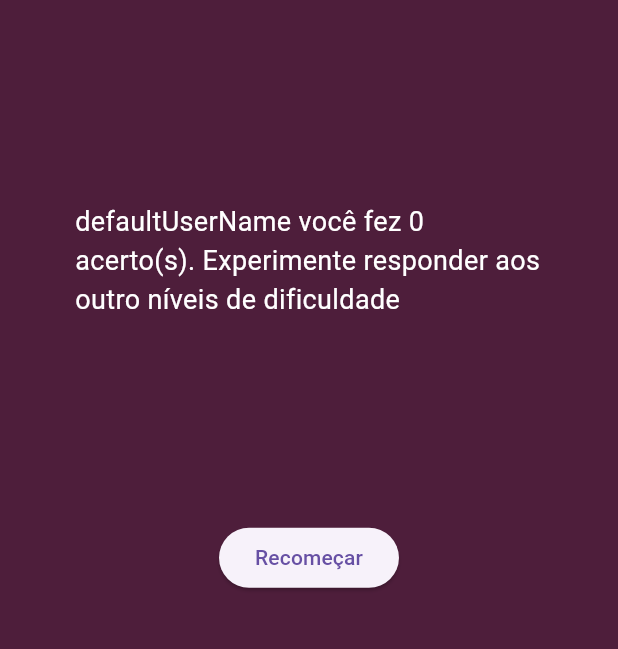
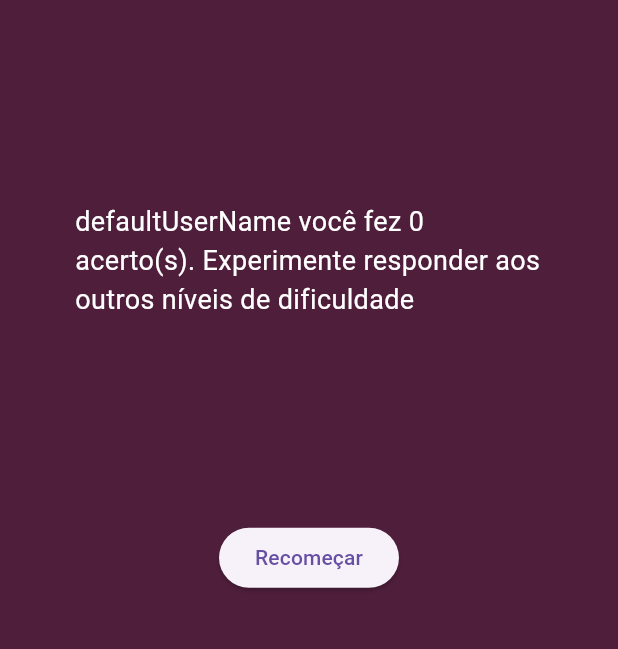
Before and after one commit to JoaoVictorFdeBarros/QuizFlutter, a Flutter app: the Screen3 screen opened by its route, on a phone screen of 412 x 824 dp, the part 541-1190 px from its top. Run offline on Flutter 3.47's test engine with Material 3 defaults, Android fonts, the phone set to English and light mode, and no system bars.

Commit message:
Update resultpage.dart

```diff
--- a/lib/screens/resultpage.dart
+++ b/lib/screens/resultpage.dart
@@ -17,7 +17,7 @@ class Screen3 extends StatelessWidget {
             Padding(
               padding: const EdgeInsets.fromLTRB(50, 0, 50, 0),
               child: Text(
-                "${username} você fez ${rightAnswers} acerto(s). Experimente responder aos outro níveis de dificuldade",
+                "${username} você fez ${rightAnswers} acerto(s). Experimente responder aos outros níveis de dificuldade",
                 style: TextStyle(color: Colors.white, fontSize: 18),
               ),
             ),
```
